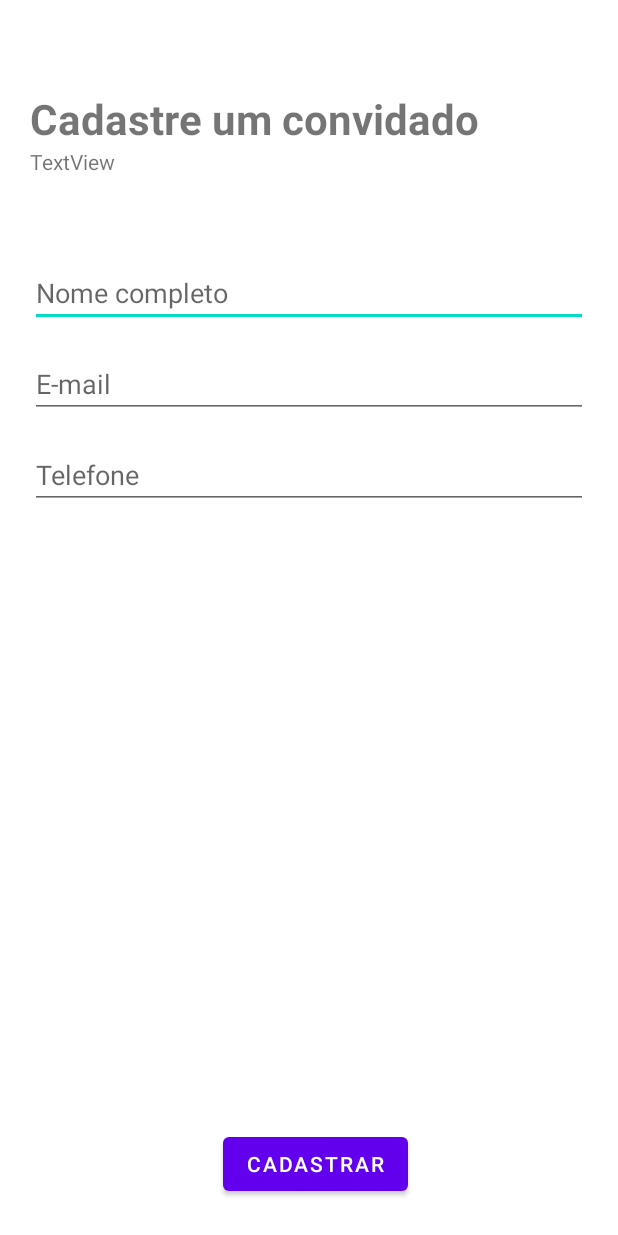
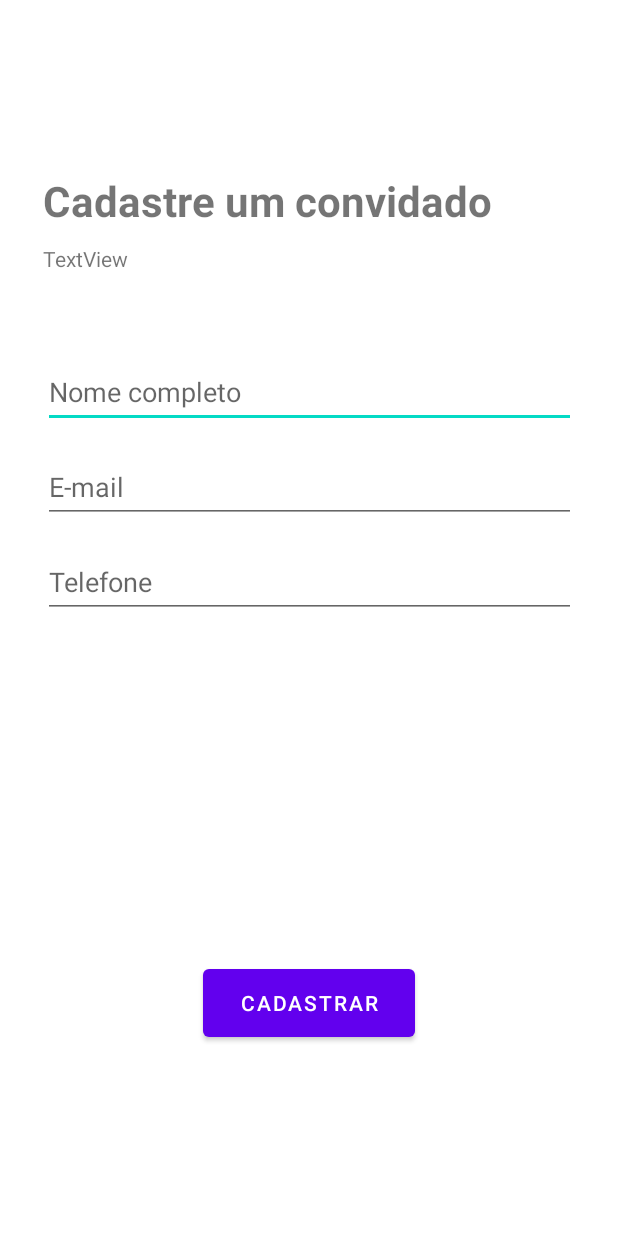
Before and after one commit to thanwill/app-kotlin, an Android app: the layout activity_cadastro.xml on its own in the app's theme, with its tools: preview values and no code run, on a phone screen of 412 x 824 dp. Run offline under Robolectric (Android 15) with nearby library versions, the phone set to English and light mode, and no system bars.

Commit message:
Ajusta confgs do Gradle, Activity Cadastro e layout.

```diff
--- a/app/build.gradle
+++ b/app/build.gradle
@@ -11,7 +11,7 @@ android {
     defaultConfig {
         applicationId "tech.tancy.tancy"
         minSdk 25
-        targetSdk 33
+        targetSdk 31
         versionCode 1
         versionName "1.0"
         testInstrumentationRunner "androidx.test.runner.AndroidJUnitRunner"
--- a/app/src/main/AndroidManifest.xml
+++ b/app/src/main/AndroidManifest.xml
@@ -14,7 +14,7 @@
         android:theme="@style/Theme.Tancy"
         tools:targetApi="31">
         <activity
-            android:name=".ui.activities.CadastroActivity"
+            android:name=".ui.CadastroActivity"
             android:exported="true">
             <intent-filter>
                 <action android:name="android.intent.action.MAIN" />
@@ -23,7 +23,7 @@
             </intent-filter>
         </activity>
         <activity
-            android:name=".ui.activities.MainActivity"
+            android:name=".ui.MainActivity"
             android:exported="true"
             android:label="Arquitetura MVVM">
             <intent-filter>
--- a/app/src/main/res/layout/activity_cadastro.xml
+++ b/app/src/main/res/layout/activity_cadastro.xml
@@ -4,22 +4,39 @@
     xmlns:tools="http://schemas.android.com/tools"
     android:layout_width="match_parent"
     android:layout_height="match_parent"
-    tools:context=".ui.activities.CadastroActivity">
+    tools:context=".ui.CadastroActivity">
 
     <!-- Outros elementos do seu layout aqui -->
 
+    <Button
+        android:id="@+id/buttonCadastrar"
+        android:layout_width="141dp"
+        android:layout_height="57dp"
+        android:text="Cadastrar"
+        app:layout_constraintBottom_toBottomOf="parent"
+        app:layout_constraintEnd_toEndOf="parent"
+        app:layout_constraintStart_toStartOf="parent"
+        app:layout_constraintTop_toBottomOf="@+id/linearLayout"
+        app:layout_constraintVertical_bias="0.0" />
+
     <LinearLayout
-        android:layout_width="match_parent"
-        android:layout_height="match_parent"
+        android:id="@+id/linearLayout"
+        android:layout_width="395dp"
+        android:layout_height="585dp"
+        android:layout_marginBottom="130dp"
         android:orientation="vertical"
         android:padding="20dp"
-        app:layout_constraintBottom_toBottomOf="parent">
+        app:layout_constraintBottom_toBottomOf="parent"
+        app:layout_constraintEnd_toEndOf="parent"
+        app:layout_constraintStart_toStartOf="parent"
+        app:layout_constraintTop_toTopOf="parent">
 
         <TextView
             android:id="@+id/textViewTitleActivity"
             android:layout_width="match_parent"
             android:layout_height="wrap_content"
             android:layout_marginTop="40dp"
+            android:minHeight="48dp"
             android:text="Cadastre um convidado"
             android:textSize="28dp"
             android:textStyle="bold" />
@@ -37,7 +54,8 @@
             android:layout_height="wrap_content"
             android:layout_marginTop="15dp"
             android:ems="10"
-            android:hint="Nome completo" />
+            android:hint="Nome completo"
+            android:minHeight="48dp" />
 
         <EditText
             android:id="@+id/editTextTextEmailAddress"
@@ -46,7 +64,8 @@
             android:layout_marginTop="15dp"
             android:ems="10"
             android:hint="E-mail"
-            android:inputType="textEmailAddress" />
+            android:inputType="textEmailAddress"
+            android:minHeight="48dp" />
 
         <EditText
             android:id="@+id/editTextPhone"
@@ -55,19 +74,9 @@
             android:layout_marginTop="15dp"
             android:ems="10"
             android:hint="Telefone"
-            android:inputType="phone" />
+            android:inputType="phone"
+            android:minHeight="48dp" />
+
     </LinearLayout>
 
-    <Button
-        android:id="@+id/buttonCadastrar"
-        android:layout_width="wrap_content"
-        android:layout_height="wrap_content"
-        android:layout_marginEnd="140dp"
-        android:layout_marginBottom="24dp"
-        android:text="Cadastrar"
-        app:layout_constraintBottom_toBottomOf="parent"
-        app:layout_constraintEnd_toEndOf="parent"
-        app:layout_marginBottom="16dp"
-        app:layout_marginEnd="16dp" />
-
 </androidx.constraintlayout.widget.ConstraintLayout>
```
Also changed, not shown: app/src/main/java/tech/tancy/tancy/ui/CadastroActivity.kt (+0 -58 lines).
